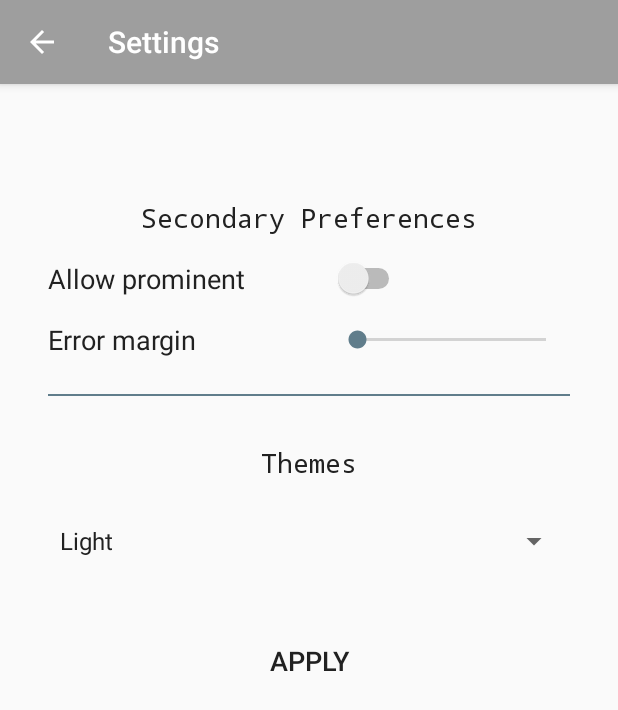
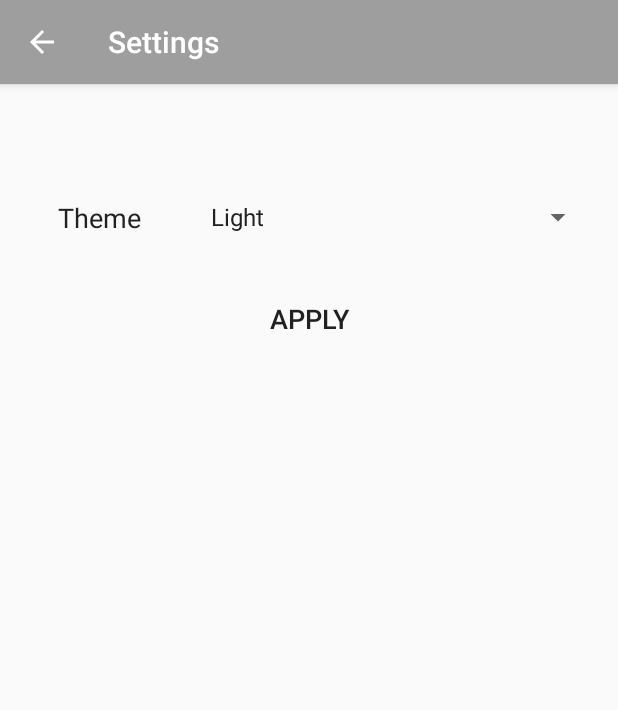
Before and after one commit to AVI-Side-Project-Group/Project-Food-Picker, an Android app: the SettingsActivity screen opened directly, with no data from a screen before it, on a phone screen of 412 x 824 dp. Shown: the top 710 px of the screen. Run offline under Robolectric (Android 15) with nearby library versions, the phone set to English and light mode, and no system bars.

Commit message:
Revert "Merge branch 'master' into vina"
This reverts commit 8f2f26065608dceffe680e7715752382d2fd83b4, reversing
changes made to 93986c16219a09598ca154622169cfbcd545c3ac.

```diff
--- a/app/src/main/java/me/nakukibo/projectfoodpicker/SettingsActivity.java
+++ b/app/src/main/java/me/nakukibo/projectfoodpicker/SettingsActivity.java
@@ -17,7 +17,7 @@ public class SettingsActivity extends ThemedAppCompatActivity {
     protected void onCreate(Bundle savedInstanceState) {
         super.onCreate(savedInstanceState);
 
-        setContentView(R.layout.activity_settings);
+        setContentView(R.layout.settings_activity);
         initTheme();
         checkSharedPreference();
     }
--- a/app/src/main/res/layout/activity_settings.xml
+++ /dev/null
@@ -1,132 +0,0 @@
-<androidx.constraintlayout.widget.ConstraintLayout xmlns:android="http://schemas.android.com/apk/res/android"
-    xmlns:app="http://schemas.android.com/apk/res-auto"
-    xmlns:tools="http://schemas.android.com/tools"
-    android:layout_width="match_parent"
-    android:layout_height="match_parent">
-
-    <TextView
-        android:id="@+id/txtvw_theme"
-        android:layout_width="0dp"
-        android:layout_height="wrap_content"
-        android:layout_marginTop="32dp"
-        android:fontFamily="monospace"
-        android:gravity="center"
-        android:text="@string/setting_txtvw_theme"
-        android:textSize="@dimen/font_size_pref_main"
-        app:layout_constraintEnd_toEndOf="@+id/txtvw_sec_pref_section"
-        app:layout_constraintStart_toStartOf="@+id/txtvw_sec_pref_section"
-        app:layout_constraintTop_toBottomOf="@+id/divider" />
-
-    <Spinner
-        android:id="@+id/spin_theme"
-        android:layout_width="0dp"
-        android:layout_height="wrap_content"
-        android:layout_marginStart="16dp"
-        android:layout_marginTop="16dp"
-        android:layout_marginEnd="16dp"
-        android:entries="@array/theme_entries"
-        app:layout_constraintEnd_toEndOf="@+id/txtvw_theme"
-        app:layout_constraintStart_toStartOf="@+id/txtvw_theme"
-        app:layout_constraintTop_toBottomOf="@+id/txtvw_theme" />
-
-    <TextView
-        android:id="@+id/txtvw_allow_prominent"
-        android:layout_width="0dp"
-        android:layout_height="wrap_content"
-        android:layout_marginStart="16dp"
-        android:layout_marginTop="16dp"
-        android:layout_marginEnd="16dp"
-        android:text="@string/prefs_txtvw_allow_prominent"
-        android:textSize="@dimen/font_size_pref_main"
-        app:layout_constraintEnd_toStartOf="@+id/vertical50"
-        app:layout_constraintStart_toStartOf="@+id/txtvw_sec_pref_section"
-        app:layout_constraintTop_toBottomOf="@+id/txtvw_sec_pref_section" />
-
-    <Switch
-        android:id="@+id/toggle_allow_prominent"
-        android:layout_width="wrap_content"
-        android:layout_height="wrap_content"
-        android:layout_marginStart="16dp"
-        android:layout_marginEnd="16dp"
-        app:layout_constraintBottom_toBottomOf="@+id/txtvw_allow_prominent"
-        app:layout_constraintEnd_toEndOf="@+id/txtvw_sec_pref_section"
-        app:layout_constraintHorizontal_bias="0.0"
-        app:layout_constraintStart_toStartOf="@+id/vertical50"
-        app:layout_constraintTop_toTopOf="@+id/txtvw_allow_prominent" />
-
-    <TextView
-        android:id="@+id/txtvw_distance_margin"
-        android:layout_width="0dp"
-        android:layout_height="wrap_content"
-        android:layout_marginTop="16dp"
-        android:text="@string/setting_txtvw_distance_margin"
-        android:textSize="@dimen/font_size_pref_main"
-        app:layout_constraintEnd_toEndOf="@+id/txtvw_allow_prominent"
-        app:layout_constraintStart_toStartOf="@+id/txtvw_allow_prominent"
-        app:layout_constraintTop_toBottomOf="@+id/txtvw_allow_prominent" />
-
-    <SeekBar
-        android:id="@+id/sbr_distance_margin"
-        android:layout_width="0dp"
-        android:layout_height="0dp"
-        android:layout_marginEnd="16dp"
-        android:max="11"
-        app:layout_constraintBottom_toBottomOf="@+id/txtvw_distance_margin"
-        app:layout_constraintEnd_toEndOf="@+id/txtvw_sec_pref_section"
-        app:layout_constraintStart_toStartOf="@+id/toggle_allow_prominent"
-        app:layout_constraintTop_toTopOf="@+id/txtvw_distance_margin" />
-
-    <Button
-        android:id="@+id/btn_apply"
-        style="@style/Widget.AppCompat.Button.Borderless"
-        android:layout_width="wrap_content"
-        android:layout_height="wrap_content"
-        android:layout_marginTop="32dp"
-        android:onClick="applySettings"
-        android:text="@string/setting_btn_apply"
-        android:textSize="@dimen/font_size_pref_main"
-        app:layout_constraintEnd_toEndOf="@+id/txtvw_theme"
-        app:layout_constraintStart_toStartOf="@+id/txtvw_theme"
-        app:layout_constraintTop_toBottomOf="@+id/spin_theme" />
-
-    <TextView
-        android:id="@+id/txtvw_sec_pref_section"
-        android:layout_width="0dp"
-        android:layout_height="wrap_content"
-        android:layout_marginStart="16dp"
-        android:layout_marginEnd="16dp"
-        android:fontFamily="monospace"
-        android:gravity="center"
-        android:text="@string/setting_txtvw_title_sec_pref"
-        android:textSize="@dimen/font_size_pref_main"
-        app:layout_constraintEnd_toEndOf="parent"
-        app:layout_constraintStart_toStartOf="parent"
-        app:layout_constraintTop_toTopOf="@+id/horizontal10" />
-
-    <androidx.constraintlayout.widget.Guideline
-        android:id="@+id/vertical50"
-        android:layout_width="wrap_content"
-        android:layout_height="wrap_content"
-        android:orientation="vertical"
-        app:layout_constraintGuide_percent="0.5" />
-
-    <androidx.constraintlayout.widget.Guideline
-        android:id="@+id/horizontal10"
-        android:layout_width="wrap_content"
-        android:layout_height="wrap_content"
-        android:orientation="horizontal"
-        app:layout_constraintGuide_percent="0.10" />
-
-    <View
-        android:id="@+id/divider"
-        android:layout_width="0dp"
-        android:layout_height="1dp"
-        android:layout_marginStart="16dp"
-        android:layout_marginTop="24dp"
-        android:layout_marginEnd="16dp"
-        android:background="@color/colorDivider"
-        app:layout_constraintEnd_toEndOf="@+id/txtvw_sec_pref_section"
-        app:layout_constraintStart_toStartOf="@+id/txtvw_sec_pref_section"
-        app:layout_constraintTop_toBottomOf="@+id/sbr_distance_margin" />
-
-</androidx.constraintlayout.widget.ConstraintLayout>
--- /dev/null
+++ b/app/src/main/res/layout/settings_activity.xml
@@ -0,0 +1,47 @@
+<androidx.constraintlayout.widget.ConstraintLayout xmlns:android="http://schemas.android.com/apk/res/android"
+    xmlns:app="http://schemas.android.com/apk/res-auto"
+    xmlns:tools="http://schemas.android.com/tools"
+    android:id="@+id/linearLayout"
+    android:layout_width="match_parent"
+    android:layout_height="match_parent">
+
+    <androidx.constraintlayout.widget.Guideline
+        android:id="@+id/guideline"
+        android:layout_width="wrap_content"
+        android:layout_height="wrap_content"
+        android:orientation="horizontal"
+        app:layout_constraintGuide_percent="0.10" />
+
+    <TextView
+        android:id="@+id/txtvw_theme"
+        android:layout_width="wrap_content"
+        android:layout_height="wrap_content"
+        android:text="@string/setting_txtvw_theme"
+        android:textSize="@dimen/font_size_pref_main"
+        app:layout_constraintEnd_toStartOf="@+id/spin_theme"
+        app:layout_constraintStart_toStartOf="parent"
+        app:layout_constraintTop_toTopOf="@+id/guideline" />
+
+    <Spinner
+        android:id="@+id/spin_theme"
+        android:layout_width="263dp"
+        android:layout_height="24dp"
+        android:layout_marginEnd="16dp"
+        android:entries="@array/theme_entries"
+        app:layout_constraintEnd_toEndOf="parent"
+        app:layout_constraintTop_toTopOf="@+id/guideline" />
+
+    <Button
+        android:id="@+id/btn_apply"
+        style="@style/Widget.AppCompat.Button.Borderless"
+        android:layout_width="wrap_content"
+        android:layout_height="48dp"
+        android:layout_marginTop="32dp"
+        android:onClick="applySettings"
+        android:text="@string/setting_btn_apply"
+        android:textSize="@dimen/font_size_pref_main"
+        app:layout_constraintEnd_toEndOf="parent"
+        app:layout_constraintStart_toStartOf="parent"
+        app:layout_constraintTop_toBottomOf="@+id/spin_theme" />
+
+</androidx.constraintlayout.widget.ConstraintLayout>
--- a/app/src/main/res/values/colors.xml
+++ b/app/src/main/res/values/colors.xml
@@ -3,5 +3,4 @@
     <color name="colorPrimary">#008577</color>
     <color name="colorPrimaryDark">#00574B</color>
     <color name="colorAccent">#D81B60</color>
-    <color name="colorDivider">#607D8B</color>
 </resources>
--- a/app/src/main/res/values/strings.xml
+++ b/app/src/main/res/values/strings.xml
@@ -8,13 +8,18 @@
     <string name="prefs_txtvw_rating">Rating (min)</string>
     <string name="prefs_txtvw_pricing">Price (max)</string>
     <string name="prefs_txtvw_distance">Distance (max)</string>
-    <string name="prefs_txtvw_allow_prominent">Allow prominent</string>
+    <string name="prefs_rdbtn_pricinglv1">$</string>
+    <string name="prefs_rdbtn_pricinglv2">$$</string>
+    <string name="prefs_rdbtn_pricinglv3">$$$</string>
     <string name="prefs_btn_search">Search</string>
     <string name="prefs_btn_setting">Settings</string>
     <string name="prefs_btn_gethistory">History</string>
 
     <!--    restaurant_card.xml text-->
     <string name="restcard_txtvw_hours">Opening Hours</string>
+    <string name="restcard_txtvw_hours_label">
+        Sun:\nMon:\nTue:\nWed:\nThu:\nFri:\nSat:
+    </string>
     <string name="restcard_txtvw_hours_placeholder">
         12:00AM - 12:00PM\n12:00AM - 12:00PM\n12:00AM - 12:00PM\n12:00AM - 12:00PM\n12:00AM - 12:00PM\n12:00AM - 12:00PM\n12:00AM - 12:00PM
     </string>
@@ -22,15 +27,15 @@
         123 NE 123th Street\nCity, State, ZipCode
     </string>
     <string name="restcard_open_now_placeholder">Open Now!</string>
-    <string name="restcard_distance_placeholder">10.22 miles</string>
+    <string name="restcard_distance_placeholder">20.22 miles</string>
 
+    <string name="title_activity_maps">Map</string>
+    <string name="title_activity_maps2">Map</string>
     <string name="title_activity_settings">Settings</string>
 
-    <!-- activity_settings.xml text -->
-    <string name="setting_txtvw_title_sec_pref">Secondary Preferences</string>
-    <string name="setting_txtvw_theme">Themes</string>
+    <!-- settings_activity.xml text -->
+    <string name="setting_txtvw_theme">Theme</string>
     <string name="setting_txtvw_general">General</string>
-    <string name="setting_txtvw_distance_margin">Error margin</string>
     <string name="setting_btn_apply">Apply</string>
 
     <!-- shared preferences key -->
```
Also changed, not shown: app/src/main/java/me/nakukibo/projectfoodpicker/RestaurantCard.java (+17 -10 lines), app/src/main/java/me/nakukibo/projectfoodpicker/RestaurantCardFinder.java (+7 -20 lines), app/src/main/res/layout/activity_preferences.xml (+45 -48 lines).
